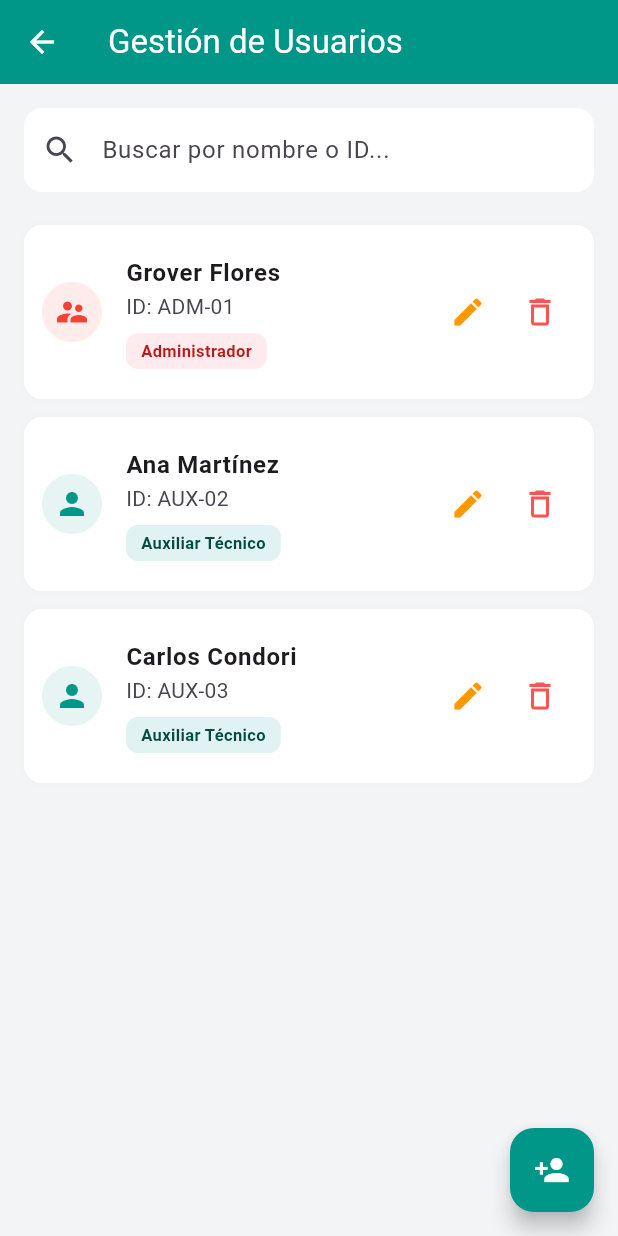
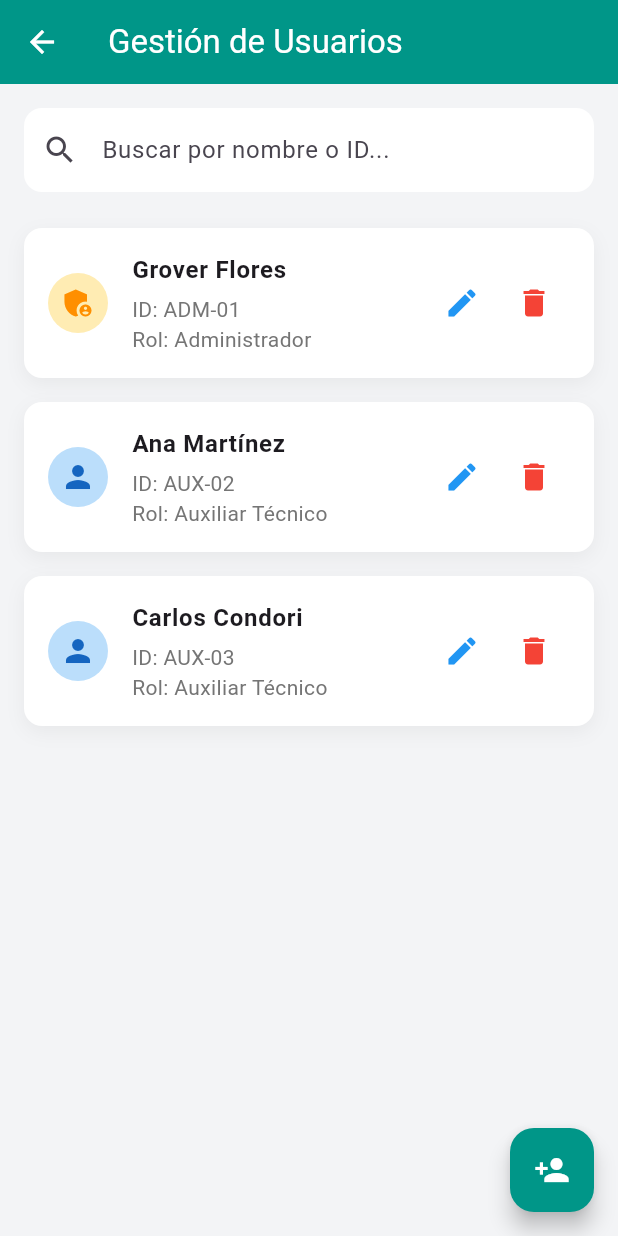
Before and after one commit to GroverSN/biblioteca_admin_app, a Flutter app: the UsuariosScreen screen opened directly, on a phone screen of 412 x 824 dp. Run offline on Flutter 3.47's test engine with Material 3 defaults, Android fonts, the phone set to English and light mode, and no system bars.

Commit message:
Refactor: extracción de componentes limpios UsuarioCard y LibroCard finalizada

```diff
--- a/lib/screens/usuarios_screen.dart
+++ b/lib/screens/usuarios_screen.dart
@@ -1,5 +1,6 @@
 import 'package:flutter/material.dart';
 import 'package:biblioteca_admin_app/models/usuario.dart';
+import '../widgets/usuario_card.dart';
 
 class UsuariosScreen extends StatefulWidget {
   const UsuariosScreen({super.key});
@@ -39,6 +40,20 @@ class _UsuariosScreenState extends State<UsuariosScreen> {
               u.nombre.toLowerCase().contains(query.toLowerCase()) ||
               u.id.toLowerCase().contains(query.toLowerCase())
               ).toList();
+      }
+    });
+  }
+
+  void _runFilter(String query) {
+    setState(() {
+      if (query.isEmpty) {
+        _filteredUsuarios = List.from(_allUsuarios);
+      } else {
+        _filteredUsuarios = _allUsuarios
+            .where((u) =>
+                u.nombre.toLowerCase().contains(query.toLowerCase()) ||
+                u.id.toLowerCase().contains(query.toLowerCase()))
+            .toList();
       }
     });
   }
@@ -156,6 +171,7 @@ class _UsuariosScreenState extends State<UsuariosScreen> {
         );
       },
     );
+
   }
 
   @override
@@ -174,7 +190,7 @@ class _UsuariosScreenState extends State<UsuariosScreen> {
             padding: const EdgeInsets.all(16.0),
             child: TextField(
               controller: _searchController,
-              onChanged: _filterUsuarios,
+              onChanged: (value) => _runFilter(value),
               decoration: InputDecoration(
                 hintText: 'Buscar por nombre o ID...',
                 prefixIcon: const Icon(Icons.search),
@@ -191,72 +207,17 @@ class _UsuariosScreenState extends State<UsuariosScreen> {
                 itemCount: _filteredUsuarios.length,
                 itemBuilder: (context, index) {
                   final usuario = _filteredUsuarios[index];
-                      final isAdmin = usuario.rol == 'Administrador';
 
-                      return AnimatedContainer(
-                        duration: const Duration(milliseconds: 300),
-                        curve: Curves.easeInOut,
-                        margin: const EdgeInsets.symmetric(horizontal: 16, vertical: 6),
-                        decoration: BoxDecoration(
-                          color: isDark ? const Color(0xFF1E1E1E) : Colors.white,
-                          borderRadius: BorderRadius.circular(12),
-                          boxShadow: [
-                            BoxShadow(
-                              color: isDark ? Colors.black26 : Colors.black.withValues(alpha: 0.02),
-                              blurRadius: 4,
-                            )
-                          ],
-                        ),
-                        child: ListTile(
-                          contentPadding: const EdgeInsets.all(12),
-                          leading: CircleAvatar(
-                            backgroundColor: isAdmin ? Colors.red.withValues(alpha: 0.1) : Colors.teal.withValues(alpha: 0.1),
-                            child: Icon(isAdmin ? Icons.supervisor_account : Icons.person, color: isAdmin ? Colors.red : Colors.teal),
-                          ),
-                          title: Text(usuario.nombre, style: const TextStyle(fontWeight: FontWeight.bold)),
-                          subtitle: Column(
-                            crossAxisAlignment: CrossAxisAlignment.start,
-                            children: [
-                              Text('ID: ${usuario.id}'),
-                              const SizedBox(height: 8),
-                              Container(
-                                padding: const EdgeInsets.symmetric(horizontal: 10, vertical: 4),
-                                decoration: BoxDecoration(
-                                  color: isAdmin
-                                      ? (isDark ? Colors.red[900]!.withValues(alpha: 0.3) : Colors.red[50])
-                                      : (isDark ? Colors.teal[900]!.withValues(alpha: 0.3) : Colors.teal[50]),
-                                  borderRadius: BorderRadius.circular(8),
-                                ),
-                                child: Text(
-                                  usuario.rol,
-                                  style: TextStyle(
-                                      color: isAdmin
-                                          ? (isDark ? Colors.red[200] : Colors.red[900])
-                                          : (isDark ? Colors.teal[200] : Colors.teal[900]),
-                                      fontSize: 11,
-                                      fontWeight: FontWeight.bold),
-                                ),
-                              )
-                            ],
-                          ),
-                          trailing: Row(
-                            mainAxisSize: MainAxisSize.min,
-                            children: [
-                              IconButton(
-                                  icon: const Icon(Icons.edit, color: Colors.orange),
-                                  onPressed: () => _mostrarFormulario(index: index)),
-                              IconButton(
-                                icon: const Icon(Icons.delete_outline, color: Colors.redAccent),
-                                onPressed: () {
+                  return UsuarioCard(
+                    usuario: usuario,
+                    onEdit: () => _mostrarFormulario(index: index),
+                    onDelete: () {
                       setState(() {
-                                    _allUsuarios.remove(_filteredUsuarios[index]);
-                                    _filterUsuarios(_searchController.text);
+                        final originalIndex = _allUsuarios.indexOf(usuario);
+                        _allUsuarios.removeAt(originalIndex);
+                        _runFilter(_searchController.text);
                       });
                     },
-                              ),
-                            ],
-                          ),
-                        ),
                   );
                 },
               ),
--- /dev/null
+++ b/lib/widgets/usuario_card.dart
@@ -0,0 +1,71 @@
+import 'package:flutter/material.dart';
+import '../models/usuario.dart';
+
+class UsuarioCard extends StatelessWidget {
+  final Usuario usuario;
+  final VoidCallback onEdit;
+  final VoidCallback onDelete;
+
+  const UsuarioCard({
+    super.key,
+    required this.usuario,
+    required this.onEdit,
+    required this.onDelete,
+  });
+
+  @override
+  Widget build(BuildContext context) {
+    final bool isAdmin = usuario.rol == 'Administrador';
+
+    return AnimatedContainer(
+      duration: const Duration(milliseconds: 300),
+      margin: const EdgeInsets.symmetric(vertical: 8.0, horizontal: 16.0),
+      decoration: BoxDecoration(
+        color: Colors.white,
+        borderRadius: BorderRadius.circular(12.0),
+        boxShadow: [
+          BoxShadow(
+            color: Colors.black.withOpacity(0.05),
+            blurRadius: 10.0,
+            offset: const Offset(0, 4),
+          ),
+        ],
+      ),
+      child: ListTile(
+        contentPadding: const EdgeInsets.symmetric(horizontal: 16.0, vertical: 8.0),
+        leading: CircleAvatar(
+          backgroundColor: isAdmin ? Colors.amber.shade100 : Colors.blue.shade100,
+          child: Icon(
+            isAdmin ? Icons.admin_panel_settings : Icons.person,
+            color: isAdmin ? Colors.amber.shade800 : Colors.blue.shade800,
+          ),
+        ),
+        title: Text(
+          usuario.nombre,
+          style: const TextStyle(fontWeight: FontWeight.bold, fontSize: 16.0),
+        ),
+        subtitle: Column(
+          crossAxisAlignment: CrossAxisAlignment.start,
+          children: [
+            const SizedBox(height: 4.0),
+            Text('ID: ${usuario.id}', style: TextStyle(color: Colors.grey.shade600)),
+            Text('Rol: ${usuario.rol}', style: TextStyle(color: Colors.grey.shade600)),
+          ],
+        ),
+        trailing: Row(
+          mainAxisSize: MainAxisSize.min,
+          children: [
+            IconButton(
+              icon: const Icon(Icons.edit, color: Colors.blue),
+              onPressed: onEdit,
+            ),
+            IconButton(
+              icon: const Icon(Icons.delete, color: Colors.red),
+              onPressed: onDelete,
+            ),
+          ],
+        ),
+      ),
+    );
+  }
+}
```
Also changed, not shown: lib/screens/libros_screen.dart (+14 -44 lines), lib/widgets/libro_card.dart (added, +69 -0 lines). Lines whose indentation alone changed are shown as unchanged.
